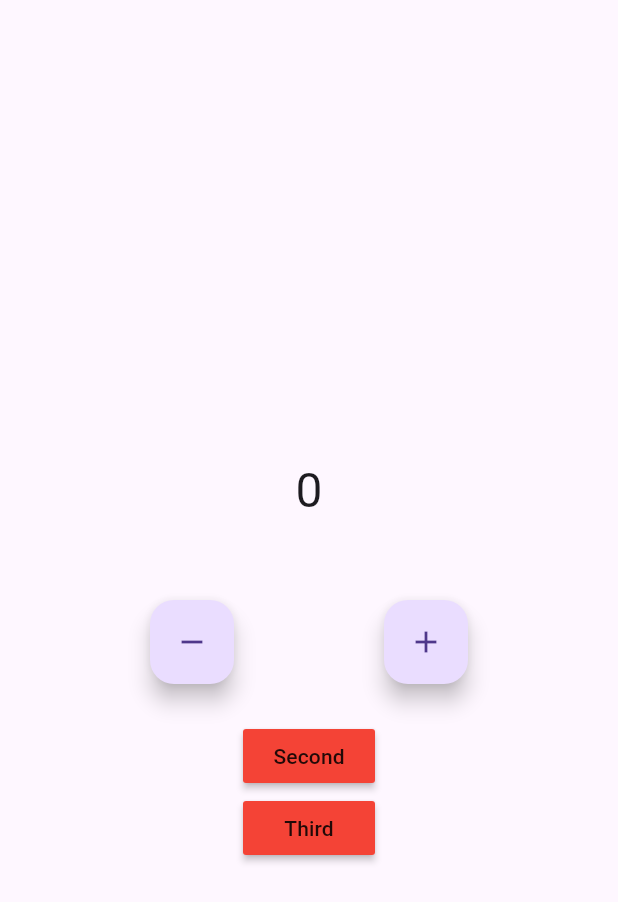
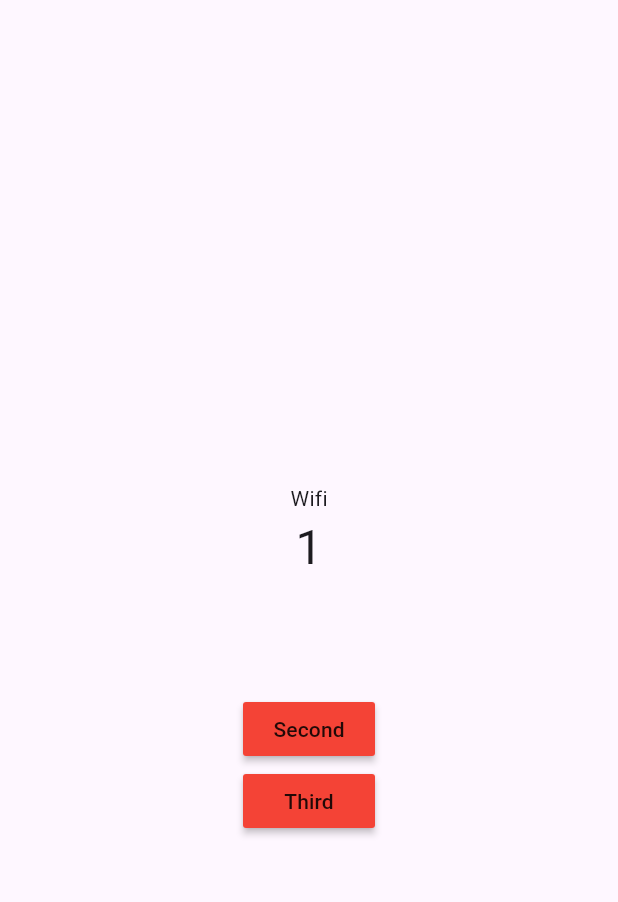
Before and after one commit to lajorr/bloc_concepts, a Flutter app: the screen it shows after launch, on a phone screen of 412 x 824 dp. Shown: the top 902 px of the screen. Run offline on Flutter 3.47's test engine with Material 3 defaults, Android fonts, the phone set to English and light mode, and no system bars; our stand-ins replace bloc, connectivity_plus, equatable, flutter_bloc.

Commit message:
Internet Cubit
bloc to bloc communication between internet cubit and counter cubit. Counter is incremented when connected to wifi and decremented when connnected to mobile data.

```diff
--- /dev/null
+++ b/lib/constants/enums.dart
@@ -0,0 +1,4 @@
+enum ConnectionType {
+  wifi,
+  mobile,
+}
--- a/lib/logic/cubit/counter_cubit.dart
+++ b/lib/logic/cubit/counter_cubit.dart
@@ -1,21 +1,44 @@
+import 'dart:async';
+
 import 'package:bloc/bloc.dart';
 import 'package:equatable/equatable.dart';
+import 'package:flutter_bloc_concepts/constants/enums.dart';
+import 'package:flutter_bloc_concepts/logic/cubit/internet_cubit.dart';
 
 part 'counter_state.dart';
 
 // this is where the functions are  defined ??
 
 class CounterCubit extends Cubit<CounterState> {
-  CounterCubit()
-      : super(
+  final InternetCubit internetCubit;
+  StreamSubscription?
+      internetStreamSubscription; // manually close garnu parxa !!
+  CounterCubit({
+    required this.internetCubit,
+  }) : super(
           const CounterState(
             counter: 0,
           ),
-        );
+        ) {
+    monitorInternetConnection();
+  }
+
+  StreamSubscription<InternetState> monitorInternetConnection() {
+    return internetStreamSubscription = internetCubit.stream.listen(
+      (internetState) {
+        if (internetState is InternetConnected &&
+            internetState.connectionType == ConnectionType.wifi) {
+          increment();
+        } else if (internetState is InternetConnected &&
+            internetState.connectionType == ConnectionType.mobile) {
+          decrement();
+        }
+      },
+    );
+  }
 
   // state contains the current state values
   // state.counter contains the current counter value.
-
   void increment() => emit(
         CounterState(
           counter: state.counter + 1,
@@ -29,4 +52,11 @@ class CounterCubit extends Cubit<CounterState> {
           wasIncremented: false,
         ),
       );
+
+  @override
+  Future<void> close() {
+    // TODO: implement close
+    internetStreamSubscription!.cancel();
+    return super.close();
+  }
 }
--- /dev/null
+++ b/lib/logic/cubit/internet_cubit.dart
@@ -0,0 +1,54 @@
+import 'dart:async';
+
+import 'package:bloc/bloc.dart';
+import 'package:connectivity_plus/connectivity_plus.dart';
+import 'package:equatable/equatable.dart';
+import 'package:flutter_bloc_concepts/constants/enums.dart';
+
+part 'internet_state.dart';
+
+class InternetCubit extends Cubit<InternetState> {
+  InternetCubit({
+    required this.connectivity,
+  }) : super(InternetLoading()) {
+    monitorInternetCubit();
+  }
+
+  StreamSubscription<ConnectivityResult> monitorInternetCubit() {
+    return connectivityStreamSubscription =
+        connectivity.onConnectivityChanged.listen(
+      (connectivityResult) {
+        if (connectivityResult == ConnectivityResult.wifi) {
+          emit(
+            const InternetConnected(connectionType: ConnectionType.wifi),
+          );
+        } else if (connectivityResult == ConnectivityResult.mobile) {
+          emit(
+            const InternetConnected(connectionType: ConnectionType.mobile),
+          );
+        } else if (connectivityResult == ConnectivityResult.none) {
+          emit(
+            InternetDisconnected(),
+          );
+        }
+      },
+    );
+  }
+
+  final Connectivity connectivity;
+  StreamSubscription? connectivityStreamSubscription;
+
+  void emitInternetConnected(ConnectionType connectionType) => emit(
+        InternetConnected(
+          connectionType: connectionType,
+        ),
+      );
+
+  void emitInternetDisconnected() => emit(InternetDisconnected());
+
+  @override
+  Future<void> close() {
+    connectivityStreamSubscription!.cancel();
+    return super.close();
+  }
+}
--- /dev/null
+++ b/lib/logic/cubit/internet_state.dart
@@ -0,0 +1,19 @@
+part of 'internet_cubit.dart';
+
+sealed class InternetState extends Equatable {
+  const InternetState();
+
+  @override
+  List<Object> get props => [];
+}
+
+final class InternetLoading extends InternetState {}
+
+final class InternetConnected extends InternetState {
+  const InternetConnected({
+    required this.connectionType,
+  });
+  final ConnectionType connectionType;
+}
+
+final class InternetDisconnected extends InternetState {}
--- a/lib/main.dart
+++ b/lib/main.dart
@@ -1,32 +1,49 @@
+// ignore_for_file: public_member_api_docs, sort_constructors_first
+import 'package:connectivity_plus/connectivity_plus.dart';
 import 'package:flutter/material.dart';
+import 'package:flutter_bloc/flutter_bloc.dart';
+import 'package:flutter_bloc_concepts/logic/cubit/counter_cubit.dart';
+import 'package:flutter_bloc_concepts/logic/cubit/internet_cubit.dart';
 import 'package:flutter_bloc_concepts/presentation/router/app_router.dart';
 
 void main() {
-  runApp(const MyApp());
+  runApp(
+    MyApp(
+      appRouter: AppRouter(),
+      connectivity: Connectivity(), // Connectivity ko single instance pathako
+    ),
+  );
 }
 
-class MyApp extends StatefulWidget {
-  const MyApp({super.key});
+class MyApp extends StatelessWidget {
+  const MyApp({
+    Key? key,
+    required this.appRouter,
+    required this.connectivity,
+  }) : super(key: key);
 
-  @override
-  State<MyApp> createState() => _MyAppState();
-}
-
-class _MyAppState extends State<MyApp> {
-  final AppRouter _appRouter = AppRouter();
-
-  @override
-  void dispose() {
-    // TODO: implement dispose
-    super.dispose();
-    _appRouter.dispose();
-  }
+  final AppRouter appRouter;
+  final Connectivity connectivity;
 
   @override
   Widget build(BuildContext context) {
-    return MaterialApp(
-      debugShowCheckedModeBanner: false,
-      onGenerateRoute: _appRouter.onGenerateRoute,
+    return MultiBlocProvider(
+      providers: [
+        BlocProvider<InternetCubit>(
+          create: (context) => InternetCubit(
+            connectivity: connectivity,
+          ),
+        ),
+        BlocProvider<CounterCubit>(
+          create: (context) => CounterCubit(
+            internetCubit: BlocProvider.of<InternetCubit>(context),
+          ),
+        ),
+      ],
+      child: MaterialApp(
+        debugShowCheckedModeBanner: false,
+        onGenerateRoute: appRouter.onGenerateRoute,
+      ),
     );
   }
 }
--- a/lib/presentation/router/app_router.dart
+++ b/lib/presentation/router/app_router.dart
@@ -1,52 +1,35 @@
 import 'package:flutter/material.dart';
-import 'package:flutter_bloc/flutter_bloc.dart';
-import 'package:flutter_bloc_concepts/logic/cubit/counter_cubit.dart';
 import 'package:flutter_bloc_concepts/presentation/screens/home_screen.dart';
 import 'package:flutter_bloc_concepts/presentation/screens/second_screen.dart';
 import 'package:flutter_bloc_concepts/presentation/screens/third_screen.dart';
 
 class AppRouter {
-  final CounterCubit _counterCubit = CounterCubit();
-
   Route? onGenerateRoute(RouteSettings settings) {
     switch (settings.name) {
       case '/':
         return MaterialPageRoute(
-          builder: (context) => BlocProvider.value(
-            value: _counterCubit,
-            child: const HomeScreen(
+          builder: (context) => const HomeScreen(
             title: 'Home',
             color: Colors.red,
-            ),
           ),
         );
 
       case SecondScreen.routeName:
         return MaterialPageRoute(
-          builder: (context) => BlocProvider.value(
-            value: _counterCubit,
-            child: const SecondScreen(
+          builder: (context) => const SecondScreen(
             title: 'second',
             color: Colors.black,
-            ),
           ),
         );
       case ThirdScreen.routeName:
         return MaterialPageRoute(
-          builder: (context) => BlocProvider.value(
-            value: _counterCubit,
-            child: const ThirdScreen(
+          builder: (context) => const ThirdScreen(
             title: 'Third',
             color: Colors.green,
-            ),
           ),
         );
       default:
         return null;
     }
   }
-
-  void dispose() {
-    _counterCubit.close();
 }
-}
--- a/lib/presentation/screens/home_screen.dart
+++ b/lib/presentation/screens/home_screen.dart
@@ -1,7 +1,9 @@
 // ignore_for_file: public_member_api_docs, sort_constructors_first
 import 'package:flutter/material.dart';
 import 'package:flutter_bloc/flutter_bloc.dart';
+import 'package:flutter_bloc_concepts/constants/enums.dart';
 import 'package:flutter_bloc_concepts/logic/cubit/counter_cubit.dart';
+import 'package:flutter_bloc_concepts/logic/cubit/internet_cubit.dart';
 import 'package:flutter_bloc_concepts/presentation/screens/second_screen.dart';
 import 'package:flutter_bloc_concepts/presentation/screens/third_screen.dart';
 
@@ -23,6 +25,20 @@ class HomeScreen extends StatelessWidget {
         child: Column(
           mainAxisAlignment: MainAxisAlignment.center,
           children: [
+            BlocBuilder<InternetCubit, InternetState>(
+              builder: (context, state) {
+                if (state is InternetConnected &&
+                    state.connectionType == ConnectionType.wifi) {
+                  return const Text('Wifi');
+                } else if (state is InternetConnected &&
+                    state.connectionType == ConnectionType.mobile) {
+                  return const Text('Mobile');
+                } else if (state is InternetDisconnected) {
+                  return const Text('No Internet ');
+                }
+                return const CircularProgressIndicator();
+              },
+            ),
             BlocConsumer<CounterCubit, CounterState>(
               listener: (context, state) {
                 if (state.wasIncremented == true) {
@@ -61,29 +77,30 @@ class HomeScreen extends StatelessWidget {
             const SizedBox(
               height: 50,
             ),
-            Row(
-              mainAxisAlignment: MainAxisAlignment.spaceEvenly,
-              children: [
-                FloatingActionButton(
-                  onPressed: () {
-                    BlocProvider.of<CounterCubit>(context).decrement();
-                  },
-                  tooltip: 'Decrement',
-                  child: const Icon(
-                    Icons.remove,
-                  ),
-                ),
-                FloatingActionButton(
-                  onPressed: () {
-                    BlocProvider.of<CounterCubit>(context).increment();
-                  },
-                  tooltip: 'Increment',
-                  child: const Icon(
-                    Icons.add,
-                  ),
-                ),
-              ],
-            ),
+            // Row(
+            //   mainAxisAlignment: MainAxisAlignment.spaceEvenly,
+            //   children: [
+            //     FloatingActionButton(
+            //       onPressed: () {
+            //         BlocProvider.of<CounterCubit>(context).decrement();
+            //       },
+            //       tooltip: 'Decrement',
+            //       child: const Icon(
+            //         Icons.remove,
+            //       ),
+            //     ),
+            //     FloatingActionButton(
+            //       onPressed: () {
+            //         BlocProvider.of<CounterCubit>(context).increment();
+            //       },
+            //       tooltip: 'Increment',
+            //       child: const Icon(
+            //         Icons.add,
+            //       ),
+            //     ),
+            //   ],
+            // ),
+
             const SizedBox(
               height: 24,
             ),
--- a/lib/presentation/screens/second_screen.dart
+++ b/lib/presentation/screens/second_screen.dart
@@ -90,14 +90,7 @@ class SecondScreen extends StatelessWidget {
             ),
             MaterialButton(
               onPressed: () {
-                Navigator.of(context).push(
-                  MaterialPageRoute(
-                    builder: (context) => const ThirdScreen(
-                      title: 'third',
-                      color: Colors.amber,
-                    ),
-                  ),
-                );
+                Navigator.of(context).pushNamed(ThirdScreen.routeName);
               },
               color: color,
               child: const Text('Next'),
--- a/pubspec.yaml
+++ b/pubspec.yaml
@@ -40,6 +40,7 @@ dependencies:
   test: ^1.24.9
   bloc_test: ^9.1.5
   equatable: ^2.0.5
+  connectivity_plus: ^5.0.2
 
 dev_dependencies:
   flutter_test:
```
Also changed, not shown: pubspec.lock, 3 other files. Lines whose indentation alone changed are shown as unchanged.
